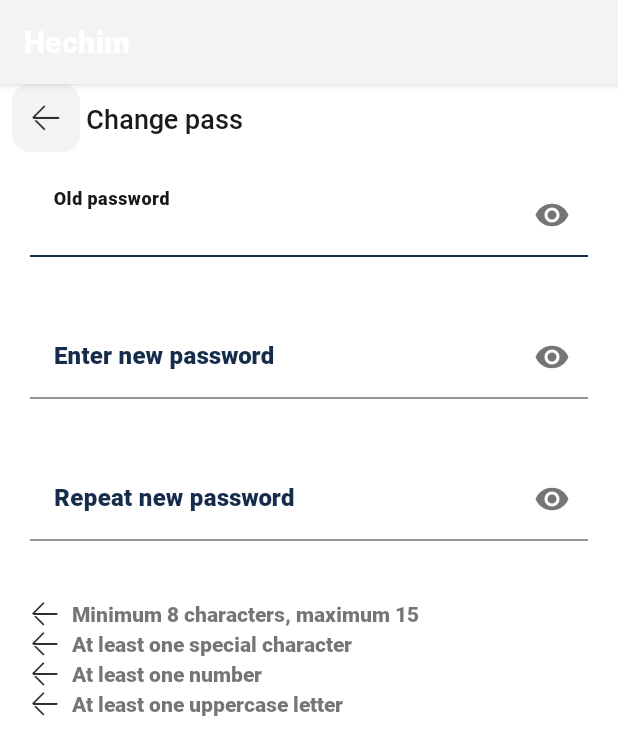
After one commit to suljevicsemir/hechim-android, an Android app: the fragment ChangePasswordFragment shown on its own in the app's theme, on a phone screen of 412 x 824 dp. The commit adds this screen. Shown: the top 755 px of the screen. Run offline under Robolectric (Android 15) with nearby library versions, the phone set to English and light mode, and no system bars; our stand-ins replace data binding; libraries missing offline, so code that uses them is left out: kotlin.jvm.functions.

Commit message:
added password obscure and validation labels

```diff
--- a/Hechim/app/src/main/java/com/hechim/MainActivity.kt
+++ b/Hechim/app/src/main/java/com/hechim/MainActivity.kt
@@ -105,21 +105,21 @@ class MainActivity : AppCompatActivity() {
 
             val loggedIn = injectedSharedPref.getBooleanValue(SecureSharedPref.isLoggedInKey)
 
-            if(loggedIn) {
-                graph.setStartDestination(R.id.loginFragment)
-            }
-            else {
-                //first start
-                if(!finishedOnBoarding) {
-                    graph.setStartDestination(R.id.onBoardingFragment)
-                    //navigationRepository.navigateAndRemove(R.id.onBoardingFragment)
-                }
-                else {
-                    graph.setStartDestination(R.id.loginFragment)
-                    //navigationRepository.navigateAndRemove(R.id.loginFragment)
-                }
-            }
-            //graph.setStartDestination(R.id.registerFragment)
+//            if(loggedIn) {
+//                graph.setStartDestination(R.id.loginFragment)
+//            }
+//            else {
+//                //first start
+//                if(!finishedOnBoarding) {
+//                    graph.setStartDestination(R.id.onBoardingFragment)
+//                    //navigationRepository.navigateAndRemove(R.id.onBoardingFragment)
+//                }
+//                else {
+//                    graph.setStartDestination(R.id.loginFragment)
+//                    //navigationRepository.navigateAndRemove(R.id.loginFragment)
+//                }
+//            }
+//            //graph.setStartDestination(R.id.registerFragment)
             navController.setGraph(graph, intent.extras)
 
             FirebaseDynamicLinks.getInstance().getDynamicLink(intent).addOnSuccessListener {
--- /dev/null
+++ b/Hechim/app/src/main/java/com/hechim/SettingsFragment.kt
@@ -0,0 +1,68 @@
+package com.hechim
+
+import android.os.Bundle
+import android.view.LayoutInflater
+import android.view.View
+import android.view.ViewGroup
+import androidx.fragment.app.Fragment
+import androidx.navigation.fragment.findNavController
+import com.hechim.databinding.FragmentSettingsBinding
+import com.hechim.utils.Extensions.animatedNavigate
+
+// TODO: Rename parameter arguments, choose names that match
+// the fragment initialization parameters, e.g. ARG_ITEM_NUMBER
+private const val ARG_PARAM1 = "param1"
+private const val ARG_PARAM2 = "param2"
+
+/**
+ * A simple [Fragment] subclass.
+ * Use the [SettingsFragment.newInstance] factory method to
+ * create an instance of this fragment.
+ */
+class SettingsFragment : Fragment() {
+    // TODO: Rename and change types of parameters
+    private var param1: String? = null
+    private var param2: String? = null
+
+    override fun onCreate(savedInstanceState: Bundle?) {
+        super.onCreate(savedInstanceState)
+        arguments?.let {
+            param1 = it.getString(ARG_PARAM1)
+            param2 = it.getString(ARG_PARAM2)
+        }
+    }
+
+    private lateinit var binding: FragmentSettingsBinding
+
+    override fun onCreateView(
+        inflater: LayoutInflater, container: ViewGroup?,
+        savedInstanceState: Bundle?
+    ): View {
+        binding = FragmentSettingsBinding.inflate(inflater, container, false)
+        binding.settingsButton.button.setOnClickListener {
+        findNavController().animatedNavigate(SettingsFragmentDirections.actionSettingsFragmentToChangePasswordFragment())
+
+        }
+        return binding.root
+    }
+
+    companion object {
+        /**
+         * Use this factory method to create a new instance of
+         * this fragment using the provided parameters.
+         *
+         * @param param1 Parameter 1.
+         * @param param2 Parameter 2.
+         * @return A new instance of fragment SettingsFragment.
+         */
+        // TODO: Rename and change types and number of parameters
+        @JvmStatic
+        fun newInstance(param1: String, param2: String) =
+            SettingsFragment().apply {
+                arguments = Bundle().apply {
+                    putString(ARG_PARAM1, param1)
+                    putString(ARG_PARAM2, param2)
+                }
+            }
+    }
+}
--- a/Hechim/app/src/main/java/com/hechim/utils/Extensions.kt
+++ b/Hechim/app/src/main/java/com/hechim/utils/Extensions.kt
@@ -18,8 +18,6 @@ import androidx.navigation.navOptions
 import com.google.android.material.textfield.TextInputLayout
 import com.hechim.R
 import com.hechim.models.local.AlertDialogConfig
-import com.hechim.utils.Extensions.openAppSystemSettings
-import com.hechim.utils.Extensions.themeColor
 
 
 object Extensions {
@@ -132,4 +130,34 @@ object Extensions {
         alertDialog?.show()
     }
 
+    /**
+     * Sets focus listener on a TextInputLayout
+     * Manages label and hint for text field, based on text field focus
+     * Manages error, error is removed whenever user inputs text
+     */
+    fun TextInputLayout.setFocusListener(label: String, hint: String) {
+        this.isHelperTextEnabled = true
+        //set hint upon listener attach
+        //because InputLayouts get their hints and labels from View Binding
+        //and not string resource from layouts, it's necessary to set hint before the initial
+        //focus event (hint/label won't be displayed until layout is tapped)
+        this.hint = hint
+
+        this.editText!!.setOnFocusChangeListener { _, hasFocus ->
+            if(hasFocus) {
+                this.hint = label
+            }
+            //this keeps hint as label value when field doesn't have focus and has text
+            //otherwise hint will be displayed about layout as soon focus is lost
+            else if(editText!!.text.toString().isNotEmpty()) {
+                this.hint = label
+            }
+            else {
+                this.hint = hint
+            }
+        }
+
+        this.errorResetListener()
+    }
+
 }
--- /dev/null
+++ b/Hechim/app/src/main/java/com/hechim/view/ChangePasswordFragment.kt
@@ -0,0 +1,55 @@
+package com.hechim.view
+
+import android.os.Bundle
+import android.text.method.PasswordTransformationMethod
+import android.view.LayoutInflater
+import android.view.View
+import android.view.ViewGroup
+import androidx.fragment.app.Fragment
+import androidx.navigation.fragment.findNavController
+import com.google.android.material.textfield.TextInputLayout
+import com.hechim.R
+import com.hechim.databinding.FragmentChangePasswordBinding
+import com.hechim.utils.Extensions.setFocusListener
+
+class ChangePasswordFragment : Fragment() {
+
+    private lateinit var binding: FragmentChangePasswordBinding
+    private var savedViewInstance: View? = null
+
+
+    override fun onCreateView(
+        inflater: LayoutInflater, container: ViewGroup?,
+        savedInstanceState: Bundle?
+    ): View {
+        if(savedViewInstance != null){
+            return savedViewInstance as View
+        }
+
+        binding = FragmentChangePasswordBinding.inflate(inflater, container, false)
+        binding.changePassToolbar.title = "Change pass"
+        binding.changePassToolbar.onBackPressed = {
+            findNavController().popBackStack()
+        }
+        savedViewInstance = binding.root
+        initBindings()
+
+        return binding.root
+    }
+
+    private fun initBindings() {
+        binding.changePassOldPass.textInputLayout.setFocusListener(getString(R.string.change_pass_old_pass_label), getString(R.string.change_pass_old_pass_hint))
+        binding.changePassNewPass.textInputLayout.setFocusListener(getString(R.string.change_pass_new_pass_label), getString(R.string.change_pass_new_pass_hint))
+        binding.changePassConfirmPass.textInputLayout.setFocusListener(getString(R.string.change_pass_confirm_pass_label), getString(R.string.change_pass_confirm_pass_hint),)
+
+        binding.changePassOldPass.textInputLayout.endIconMode = TextInputLayout.END_ICON_PASSWORD_TOGGLE
+        binding.changePassNewPass.textInputLayout.endIconMode = TextInputLayout.END_ICON_PASSWORD_TOGGLE
+        binding.changePassConfirmPass.textInputLayout.endIconMode = TextInputLayout.END_ICON_PASSWORD_TOGGLE
+        val passwordTransformation = PasswordTransformationMethod.getInstance()
+        binding.changePassOldPass.editText.transformationMethod = passwordTransformation
+        binding.changePassNewPass.editText.transformationMethod = passwordTransformation
+        binding.changePassConfirmPass.editText.transformationMethod = passwordTransformation
+    }
+
+
+}
--- /dev/null
+++ b/Hechim/app/src/main/res/layout/fragment_change_password.xml
@@ -0,0 +1,162 @@
+<?xml version="1.0" encoding="utf-8"?>
+<androidx.constraintlayout.widget.ConstraintLayout
+    xmlns:android="http://schemas.android.com/apk/res/android"
+    xmlns:tools="http://schemas.android.com/tools"
+    android:layout_width="match_parent"
+    android:layout_height="match_parent"
+    xmlns:app="http://schemas.android.com/apk/res-auto"
+    tools:context=".view.ChangePasswordFragment">
+
+    <include
+        android:id="@+id/changePassToolbar"
+        layout="@layout/app_toolbar"
+        android:layout_height="wrap_content"
+        android:layout_width="match_parent"
+        app:layout_constraintStart_toStartOf="parent"
+        app:layout_constraintEnd_toEndOf="parent"
+        app:layout_constraintTop_toTopOf="parent"
+        android:layout_marginStart="8dp"
+        />
+
+    <include
+        android:id="@+id/changePassOldPass"
+        layout="@layout/text_field"
+        android:layout_width="match_parent"
+        android:layout_height="wrap_content"
+        app:layout_constraintStart_toStartOf="parent"
+        app:layout_constraintEnd_toEndOf="parent"
+        app:layout_constraintTop_toBottomOf="@id/changePassToolbar"
+        android:layout_marginHorizontal="20dp"
+        android:layout_marginTop="14dp"
+        />
+
+    <include
+        android:id="@+id/changePassNewPass"
+        layout="@layout/text_field"
+        android:layout_width="match_parent"
+        android:layout_height="wrap_content"
+        app:layout_constraintStart_toStartOf="parent"
+        app:layout_constraintEnd_toEndOf="parent"
+        app:layout_constraintTop_toBottomOf="@id/changePassOldPass"
+        android:layout_marginHorizontal="20dp"
+        />
+
+    <include
+        android:id="@+id/changePassConfirmPass"
+        layout="@layout/text_field"
+        android:layout_width="match_parent"
+        android:layout_height="wrap_content"
+        app:layout_constraintStart_toStartOf="parent"
+        app:layout_constraintEnd_toEndOf="parent"
+        app:layout_constraintTop_toBottomOf="@id/changePassNewPass"
+        android:layout_marginHorizontal="20dp"
+        />
+
+    <LinearLayout
+        android:id="@+id/changePassLength"
+        android:orientation="horizontal"
+        android:layout_width="wrap_content"
+        android:layout_height="wrap_content"
+        android:layout_marginHorizontal="20dp"
+        app:layout_constraintStart_toStartOf="parent"
+        app:layout_constraintTop_toBottomOf="@id/changePassConfirmPass"
+    >
+        <ImageView
+            android:layout_width="20dp"
+            android:layout_height="20dp"
+            android:src="@drawable/ic_arrow_left"
+            android:layout_marginEnd="8dp"
+        />
+
+        <TextView
+            android:id="@+id/changePassLengthText"
+            android:layout_width="wrap_content"
+            android:layout_height="wrap_content"
+            android:text="@string/change_pass_length"
+        />
+
+
+    </LinearLayout>
+
+    <LinearLayout
+        android:id="@+id/changePassCharacters"
+        android:orientation="horizontal"
+        android:layout_width="wrap_content"
+        android:layout_height="wrap_content"
+        android:layout_marginHorizontal="20dp"
+        app:layout_constraintStart_toStartOf="parent"
+        app:layout_constraintTop_toBottomOf="@id/changePassLength"
+        >
+        <ImageView
+            android:layout_width="20dp"
+            android:layout_height="20dp"
+            android:src="@drawable/ic_arrow_left"
+            android:layout_marginEnd="8dp"
+            />
+
+        <TextView
+            android:id="@+id/changePassCharacterText"
+            android:layout_width="wrap_content"
+            android:layout_height="wrap_content"
+            android:text="@string/change_pass_character"
+            />
+
+
+    </LinearLayout>
+
+    <LinearLayout
+        android:id="@+id/changePassNumber"
+        android:orientation="horizontal"
+        android:layout_width="wrap_content"
+        android:layout_height="wrap_content"
+        android:layout_marginHorizontal="20dp"
+        app:layout_constraintStart_toStartOf="parent"
+        app:layout_constraintTop_toBottomOf="@id/changePassCharacters"
+        >
+        <ImageView
+            android:layout_width="20dp"
+            android:layout_height="20dp"
+            android:src="@drawable/ic_arrow_left"
+            android:layout_marginEnd="8dp"
+            />
+
+        <TextView
+            android:id="@+id/changePassNumberText"
+            android:layout_width="wrap_content"
+            android:layout_height="wrap_content"
+            android:text="@string/change_pass_number"
+            />
+
+
+    </LinearLayout>
+
+    <LinearLayout
+        android:id="@+id/changePassUppercase"
+        android:orientation="horizontal"
+        android:layout_width="wrap_content"
+        android:layout_height="wrap_content"
+        android:layout_marginHorizontal="20dp"
+        app:layout_constraintStart_toStartOf="parent"
+        app:layout_constraintTop_toBottomOf="@id/changePassNumber"
+        >
+        <ImageView
+            android:layout_width="20dp"
+            android:layout_height="20dp"
+            android:src="@drawable/ic_arrow_left"
+            android:layout_marginEnd="8dp"
+            />
+
+        <TextView
+            android:id="@+id/changePassUppercaseText"
+            android:layout_width="wrap_content"
+            android:layout_height="wrap_content"
+            android:text="@string/change_pass_uppercase"
+            />
+
+
+    </LinearLayout>
+
+
+
+
+</androidx.constraintlayout.widget.ConstraintLayout>
--- /dev/null
+++ b/Hechim/app/src/main/res/layout/fragment_settings.xml
@@ -0,0 +1,17 @@
+<?xml version="1.0" encoding="utf-8"?>
+<androidx.constraintlayout.widget.ConstraintLayout
+    xmlns:android="http://schemas.android.com/apk/res/android"
+    xmlns:tools="http://schemas.android.com/tools"
+    android:layout_width="match_parent"
+    android:layout_height="match_parent"
+    tools:context=".SettingsFragment">
+
+    <include
+        android:id="@+id/settingsButton"
+        layout="@layout/app_button"
+        android:layout_width="match_parent"
+        android:layout_height="wrap_content"
+        tools:layout_editor_absoluteX="16dp"
+        tools:layout_editor_absoluteY="158dp" />
+
+</androidx.constraintlayout.widget.ConstraintLayout>
--- a/Hechim/app/src/main/res/layout/text_field.xml
+++ b/Hechim/app/src/main/res/layout/text_field.xml
@@ -13,11 +13,12 @@
         android:layout_height="wrap_content">
 
         <com.google.android.material.textfield.TextInputLayout
+            style="@style/TextInputLayoutStyle"
             android:id="@+id/textInputLayout"
             android:layout_width="match_parent"
             android:layout_height="wrap_content"
-            android:hint="@{hint}"
-            style="@style/TextInputLayoutStyle"
+
+
             app:endIconDrawable="@null"
             app:layout_constraintStart_toStartOf="parent"
             app:layout_constraintTop_toTopOf="parent"
--- a/Hechim/app/src/main/res/navigation/main_navigation.xml
+++ b/Hechim/app/src/main/res/navigation/main_navigation.xml
@@ -4,7 +4,7 @@
     xmlns:tools="http://schemas.android.com/tools"
     android:id="@+id/main_navigation"
 
-    app:startDestination="@id/tempHomeFragment">
+    app:startDestination="@id/settingsFragment">
 
     <fragment
         android:id="@+id/loginFragment"
@@ -85,4 +85,18 @@
         android:name="com.hechim.TempHomeFragment"
         android:label="fragment_temp_home"
         tools:layout="@layout/fragment_temp_home" />
+    <fragment
+        android:id="@+id/changePasswordFragment"
+        android:name="com.hechim.view.ChangePasswordFragment"
+        android:label="fragment_change_password"
+        tools:layout="@layout/fragment_change_password" />
+    <fragment
+        android:id="@+id/settingsFragment"
+        android:name="com.hechim.SettingsFragment"
+        android:label="fragment_settings"
+        tools:layout="@layout/fragment_settings" >
+        <action
+            android:id="@+id/action_settingsFragment_to_changePasswordFragment"
+            app:destination="@id/changePasswordFragment" />
+    </fragment>
 </navigation>
--- a/Hechim/app/src/main/res/values/strings.xml
+++ b/Hechim/app/src/main/res/values/strings.xml
@@ -75,4 +75,14 @@
     <string name="http_error_title">Error occured</string>
     <string name="http_error_description">Error occurred retrieving your data, please try again.</string>
     <string name="http_error_retry">Try again</string>
+    <string name="change_pass_old_pass_hint">Enter your old password</string>
+    <string name="change_pass_old_pass_label">Old password</string>
+    <string name="change_pass_new_pass_hint">Enter new password</string>
+    <string name="change_pass_new_pass_label">New password</string>
+    <string name="change_pass_confirm_pass_hint">Repeat new password</string>
+    <string name="change_pass_confirm_pass_label">Confirm password</string>
+    <string name="change_pass_length">Minimum 8 characters, maximum 15</string>
+    <string name="change_pass_number">At least one number</string>
+    <string name="change_pass_character">At least one special character</string>
+    <string name="change_pass_uppercase">At least one uppercase letter</string>
 </resources>
```
Also changed, not shown: 1 other file.
